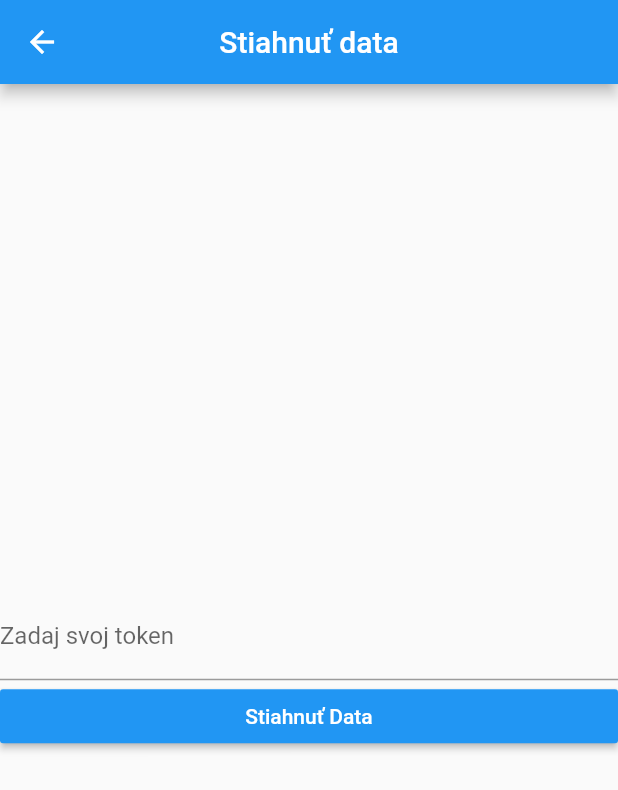
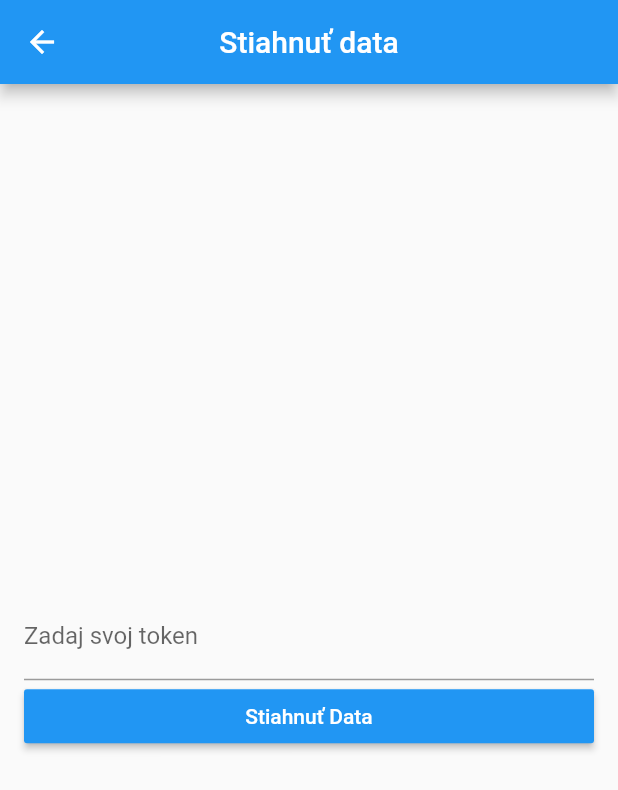
Before and after one commit to ssimk0/domcek-mobile-registration, a Flutter app: the DownloadDataPage screen opened directly, on a phone screen of 412 x 824 dp. Shown: the top 790 px of the screen. Run offline on Flutter 3.47's test engine with Material 2 defaults, Android fonts, the phone set to English and light mode, and no system bars; our stand-ins replace flutter_html; missing offline and left inert: barcode_scan; generated files the repository leaves out were written again.

Commit message:
setup for release

```diff
--- a/lib/pages/download_data_page.dart
+++ b/lib/pages/download_data_page.dart
@@ -25,6 +25,8 @@ class DownloadDataPageState extends State<DownloadDataPage> {
           title: Text('Stiahnuť data'),
         ),
         body: Center(
+          child: Padding(
+            padding: EdgeInsets.symmetric(vertical: 8.0, horizontal: 16.0),
             child: Form(
               key: _formKey,
               child: Column(
@@ -64,6 +66,7 @@ class DownloadDataPageState extends State<DownloadDataPage> {
               ),
             ),
           ),
+        ),
       );
     });
   }
```
Also changed, not shown: 14 other files. Lines whose indentation alone changed are shown as unchanged.
